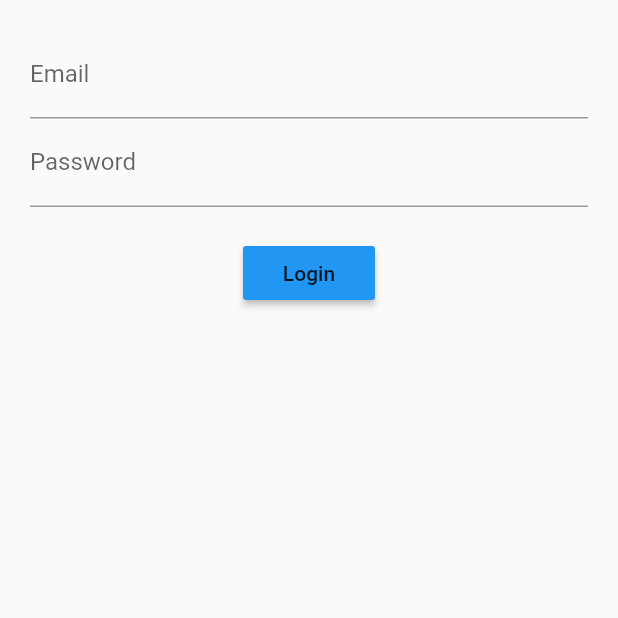
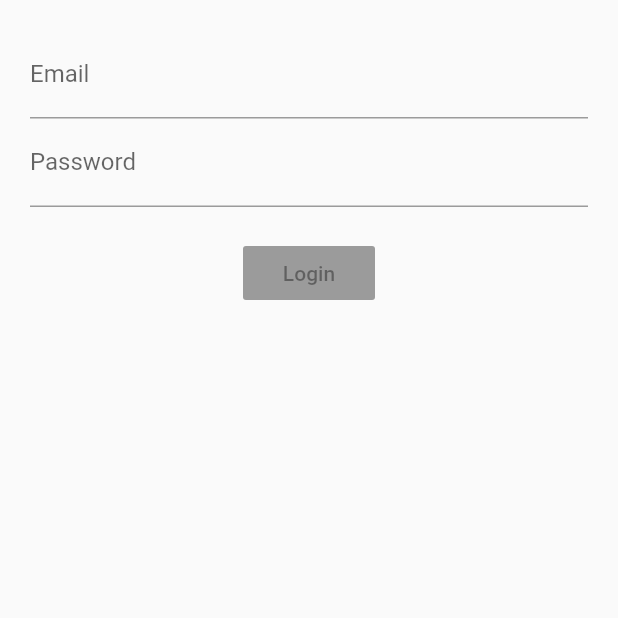
Before and after one commit to irvine5k/flutter_bloc_example, a Flutter app: the screen it shows after launch, on a phone screen of 412 x 824 dp, the top half of it. Run offline on Flutter 3.47's test engine with Material 2 defaults, Android fonts, the phone set to English and light mode, and no system bars; our stand-ins replace rxdart.

Commit message:
Rx Dart implementation

```diff
--- a/lib/src/blocs/bloc.dart
+++ b/lib/src/blocs/bloc.dart
@@ -1,17 +1,24 @@
 import 'dart:async';
 import 'validators.dart';
+import 'package:rxdart/rxdart.dart';
 
 class Bloc with Validators {
-  final _email = StreamController<String>();
-  final _password = StreamController<String>();
+  final _email = BehaviorSubject<String>();
+  final _password = BehaviorSubject<String>();
 
   // Add data to stream
   Stream<String> get email => _email.stream.transform(validateEmail);
   Stream<String> get password => _password.stream.transform(validatePassword);
+  Stream<bool> get submitValid =>
+      Observable.combineLatest2(email, password, (e, p) => true);
 
   // Change data
   Function(String) get changeEmail => _email.sink.add;
   Function(String) get changePassword => _password.sink.add;
+
+  submit(){
+
+  }
 
   // Close streams
   dispose() {
@@ -19,5 +26,3 @@ class Bloc with Validators {
     _password.close();
   }
 }
-
-final bloc = Bloc();
--- a/lib/src/screens/login_screen.dart
+++ b/lib/src/screens/login_screen.dart
@@ -14,7 +14,7 @@ class LoginScreen extends StatelessWidget {
           emailField(bloc),
           passwordField(bloc),
           Container(margin: EdgeInsets.only(top: 20)),
-          submitButton(),
+          submitButton(bloc),
         ],
       ),
     );
@@ -51,11 +51,16 @@ class LoginScreen extends StatelessWidget {
     );
   }
 
-  Widget submitButton() {
-    return RaisedButton(
-      child: Text('Login'),
-      color: Colors.blue,
-      onPressed: () {},
+  Widget submitButton(Bloc bloc) {
+    return StreamBuilder(
+      stream: bloc.submitValid,
+      builder: (context, snapshot) {
+        return RaisedButton(
+          child: Text('Login'),
+          color: Colors.blue,
+          onPressed: snapshot.hasData ? bloc.submit : null,
+        );
+      },
     );
   }
 }
--- a/pubspec.yaml
+++ b/pubspec.yaml
@@ -23,6 +23,7 @@ dependencies:
   # The following adds the Cupertino Icons font to your application.
   # Use with the CupertinoIcons class for iOS style icons.
   cupertino_icons: ^0.1.2
+  rxdart:
 
 dev_dependencies:
   flutter_test:
```
Also changed, not shown: pubspec.lock.
